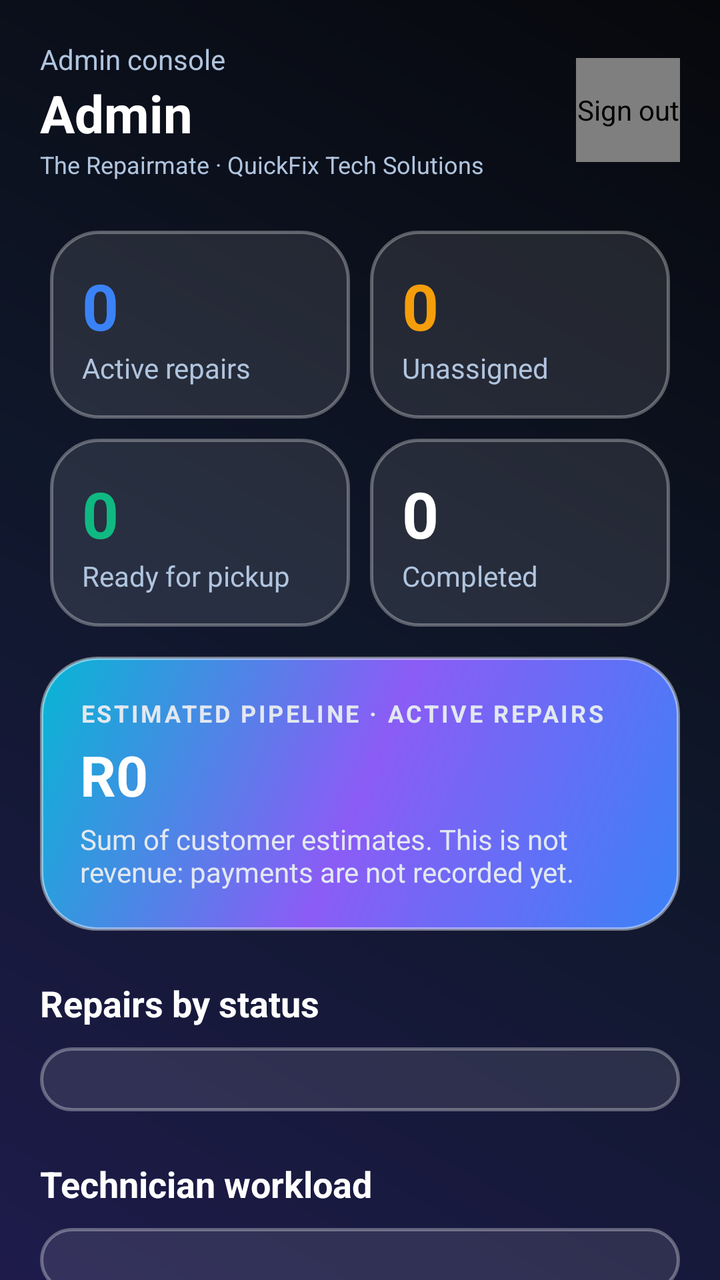
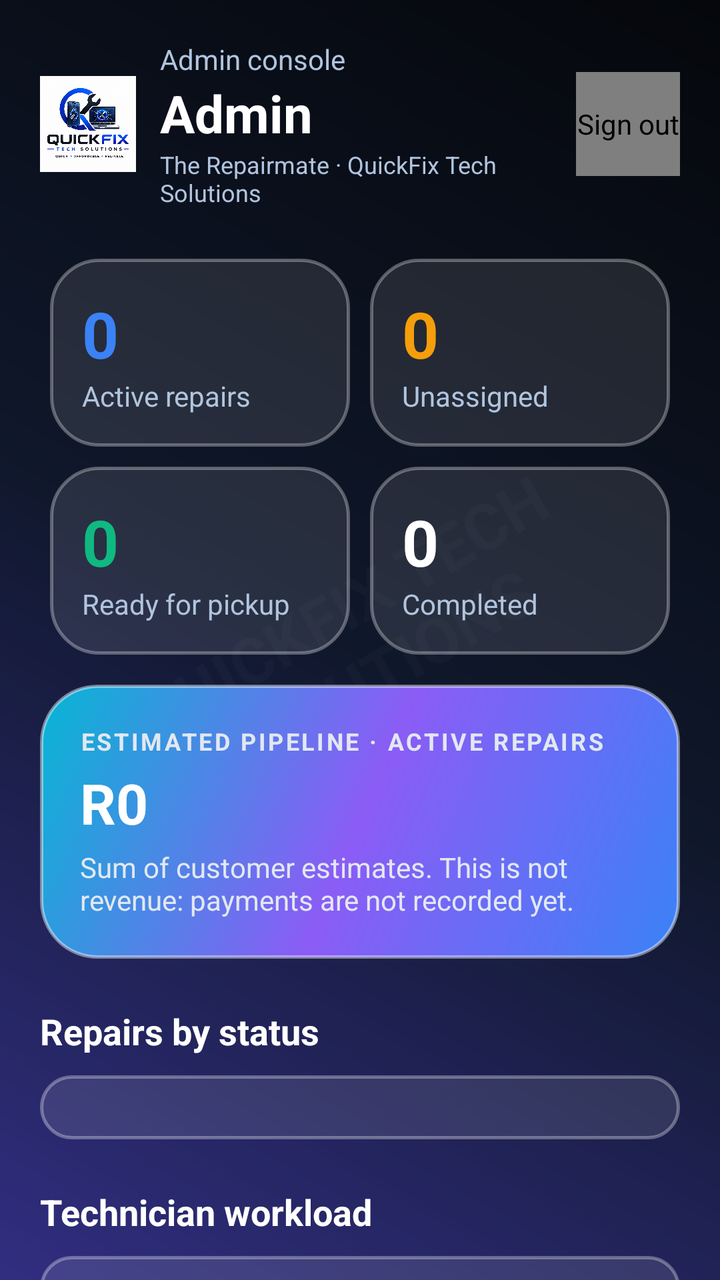

An Android layout rendered at two revisions. The XML below is the earlier revision; the diff shows what the commit changed to produce the second picture.
<!-- AndroidManifest.xml: application theme Theme.RepairMate -->
<!-- res/layout/activity_admin.xml -->
<?xml version="1.0" encoding="utf-8"?>
<ScrollView xmlns:android="http://schemas.android.com/apk/res/android"
    xmlns:app="http://schemas.android.com/apk/res-auto"
    android:layout_width="match_parent" android:layout_height="match_parent"
    android:fitsSystemWindows="true" android:scrollbars="none">
    <LinearLayout android:layout_width="match_parent" android:layout_height="wrap_content"
        android:orientation="vertical" android:padding="20dp">

        
        <LinearLayout android:layout_width="match_parent" android:layout_height="wrap_content"
            android:orientation="horizontal" android:gravity="center_vertical">
            <LinearLayout android:layout_width="0dp" android:layout_weight="1" android:layout_height="wrap_content" android:orientation="vertical">
                <TextView android:id="@+id/tvAdminGreeting" style="@style/Body" android:text="Admin console" />
                <TextView android:id="@+id/tvAdminName" style="@style/Heading" android:text="Admin" />
                <TextView style="@style/Body" android:text="The Repairmate · QuickFix Tech Solutions" android:textSize="12sp" />
            </LinearLayout>
            <com.example.therepairmate.ui.GlassIconView android:id="@+id/iconLogout" android:layout_width="52dp" android:layout_height="52dp"
                android:contentDescription="Sign out" app:glassIcon="@drawable/ic_logout" app:glassTint="#7B3FE4" />
        </LinearLayout>

        
        <GridLayout android:layout_width="match_parent" android:layout_height="wrap_content"
            android:columnCount="2" android:layout_marginTop="20dp">
            <LinearLayout android:layout_width="0dp" android:layout_columnWeight="1" android:layout_height="wrap_content"
                android:orientation="vertical" android:padding="16dp" android:layout_margin="5dp" android:background="@drawable/bg_glass_card">
                <TextView android:id="@+id/kActive" android:layout_width="wrap_content" android:layout_height="wrap_content"
                    android:text="0" android:textSize="32sp" android:textStyle="bold" android:textColor="@color/qf_blue" />
                <TextView style="@style/Body" android:text="Active repairs" />
            </LinearLayout>
            <LinearLayout android:layout_width="0dp" android:layout_columnWeight="1" android:layout_height="wrap_content"
                android:orientation="vertical" android:padding="16dp" android:layout_margin="5dp" android:background="@drawable/bg_glass_card">
                <TextView android:id="@+id/kUnassigned" android:layout_width="wrap_content" android:layout_height="wrap_content"
                    android:text="0" android:textSize="32sp" android:textStyle="bold" android:textColor="@color/qf_warning" />
                <TextView style="@style/Body" android:text="Unassigned" />
            </LinearLayout>
            <LinearLayout android:layout_width="0dp" android:layout_columnWeight="1" android:layout_height="wrap_content"
                android:orientation="vertical" android:padding="16dp" android:layout_margin="5dp" android:background="@drawable/bg_glass_card">
                <TextView android:id="@+id/kReady" android:layout_width="wrap_content" android:layout_height="wrap_content"
                    android:text="0" android:textSize="32sp" android:textStyle="bold" android:textColor="@color/qf_success" />
                <TextView style="@style/Body" android:text="Ready for pickup" />
            </LinearLayout>
            <LinearLayout android:layout_width="0dp" android:layout_columnWeight="1" android:layout_height="wrap_content"
                android:orientation="vertical" android:padding="16dp" android:layout_margin="5dp" android:background="@drawable/bg_glass_card">
                <TextView android:id="@+id/kCompleted" android:layout_width="wrap_content" android:layout_height="wrap_content"
                    android:text="0" android:textSize="32sp" android:textStyle="bold" android:textColor="@color/qf_white" />
                <TextView style="@style/Body" android:text="Completed" />
            </LinearLayout>
        </GridLayout>

        
        <LinearLayout android:layout_width="match_parent" android:layout_height="wrap_content"
            android:orientation="vertical" android:padding="20dp" android:layout_marginTop="10dp" android:background="@drawable/bg_hero">
            <TextView style="@style/Body" android:text="ESTIMATED PIPELINE · ACTIVE REPAIRS" android:textColor="@color/qf_text2"
                android:textSize="12sp" android:textStyle="bold" android:letterSpacing="0.1" />
            <TextView android:id="@+id/tvPipeline" style="@style/Heading" android:textSize="28sp" android:text="R0" android:layout_marginTop="4dp" />
            <TextView style="@style/Body" android:textColor="@color/qf_text2" android:layout_marginTop="4dp"
                android:text="Sum of customer estimates. This is not revenue: payments are not recorded yet." />
        </LinearLayout>

        <TextView style="@style/SectionTitle" android:text="Repairs by status" android:layout_marginTop="24dp" />
        <LinearLayout android:id="@+id/statusList" android:layout_width="match_parent" android:layout_height="wrap_content"
            android:orientation="vertical" android:padding="16dp" android:layout_marginTop="10dp" android:background="@drawable/bg_glass_card" />

        <TextView style="@style/SectionTitle" android:text="Technician workload" android:layout_marginTop="24dp" />
        <LinearLayout android:id="@+id/techList" android:layout_width="match_parent" android:layout_height="wrap_content"
            android:orientation="vertical" android:padding="16dp" android:layout_marginTop="10dp" android:background="@drawable/bg_glass_card" />

        <TextView style="@style/SectionTitle" android:text="Needs a technician" android:layout_marginTop="24dp" />
        <TextView android:id="@+id/tvAllAssigned" style="@style/Body" android:text="All active repairs are assigned." android:layout_marginTop="8dp" />
        <LinearLayout android:id="@+id/unassignedList" android:layout_width="match_parent" android:layout_height="wrap_content"
            android:orientation="vertical" android:layout_marginTop="10dp" />

        <Button android:id="@+id/btnManage" android:layout_width="match_parent" android:layout_height="56dp"
            android:layout_marginTop="16dp" android:text="Manage all repairs" android:background="@drawable/bg_button"
            app:backgroundTint="@null" android:textColor="@color/qf_white" android:textAllCaps="false" android:textSize="16sp" />
    </LinearLayout>
</ScrollView>
<!-- resources referenced by this layout -->
<resources>
  <color name="qf_blue">#3B82F6</color>
  <color name="qf_success">#10B981</color>
  <color name="qf_text2">#E2E8F0</color>
  <color name="qf_warning">#F59E0B</color>
  <color name="qf_white">#FFFFFF</color>
  <!-- drawable bg_button (drawable) -->
  <shape xmlns:android="http://schemas.android.com/apk/res/android">
      <gradient android:angle="45"
          android:startColor="#3B82F6"
          android:endColor="#8B5CF6" />
      <stroke android:width="1dp" android:color="#60FFFFFF" />
      <corners android:radius="18dp" />
  </shape>
  <!-- drawable bg_glass_card (drawable) -->
  <shape xmlns:android="http://schemas.android.com/apk/res/android">
      <solid android:color="#1AFFFFFF" />
      <stroke android:width="1.5dp" android:color="#50FFFFFF" />
      <corners android:radius="24dp" />
  </shape>
  <!-- drawable bg_hero (drawable) -->
  <shape xmlns:android="http://schemas.android.com/apk/res/android">
      <gradient android:angle="135"
          android:startColor="#3B82F6"
          android:centerColor="#8B5CF6"
          android:endColor="#06B6D4" />
      <corners android:radius="28dp" />
      <stroke android:width="1.5dp" android:color="#70FFFFFF" />
  </shape>
  <!-- drawable ic_logout (drawable) -->
  <vector xmlns:android="http://schemas.android.com/apk/res/android"
      android:width="24dp" android:height="24dp"
      android:viewportWidth="24" android:viewportHeight="24"
      android:tint="#FFFFFF">
      <path android:fillColor="#FFFFFF"
          android:pathData="M17,7l-1.41,1.41L18.17,11H8v2h10.17l-2.58,2.58L17,17l5,-5 -5,-5zM4,5h8V3H4C2.9,3 2,3.9 2,5v14c0,1.1 0.9,2 2,2h8v-2H4V5z" />
  </vector>
  <style name="Body">
          <item name="android:layout_width">wrap_content</item>
          <item name="android:layout_height">wrap_content</item>
          <item name="android:textColor">@color/qf_muted</item>
          <item name="android:textSize">14sp</item>
          <item name="android:windowAnimationStyle">@style/WindowAnim</item>
      </style>
  <style name="Heading">
          <item name="android:layout_width">wrap_content</item>
          <item name="android:layout_height">wrap_content</item>
          <item name="android:textColor">@color/qf_white</item>
          <item name="android:textSize">26sp</item>
          <item name="android:textStyle">bold</item>
      </style>
  <style name="SectionTitle">
          <item name="android:layout_width">wrap_content</item>
          <item name="android:layout_height">wrap_content</item>
          <item name="android:textColor">@color/qf_white</item>
          <item name="android:textSize">18sp</item>
          <item name="android:textStyle">bold</item>
      </style>
  <color name="qf_muted">#B0C4DE</color>
  <style name="WindowAnim" parent="@android:style/Animation.Activity">
          <item name="android:activityOpenEnterAnimation">@anim/slide_in_right</item>
          <item name="android:activityOpenExitAnimation">@anim/slide_out_left</item>
          <item name="android:activityCloseEnterAnimation">@anim/slide_in_left</item>
          <item name="android:activityCloseExitAnimation">@anim/slide_out_right</item>
      </style>
  <color name="qf_purple">#8B5CF6</color>
  <color name="qf_cyan">#06B6D4</color>
  <!-- drawable bg_app (drawable) -->
  <shape xmlns:android="http://schemas.android.com/apk/res/android">
      <gradient android:angle="225" android:type="linear"
          android:startColor="#07080C"
          android:centerColor="#0F172A"
          android:endColor="#1E1B4B" />
  </shape>
  <!-- unchanged entries left out for length: 1 -->
</resources>

<!-- the commit's change to res/layout/activity_admin.xml (unified diff, before → after) -->
@@ -1,77 +1,295 @@
 <?xml version="1.0" encoding="utf-8"?>
-<ScrollView xmlns:android="http://schemas.android.com/apk/res/android"
+<FrameLayout xmlns:android="http://schemas.android.com/apk/res/android"
     xmlns:app="http://schemas.android.com/apk/res-auto"
-    android:layout_width="match_parent" android:layout_height="match_parent"
-    android:fitsSystemWindows="true" android:scrollbars="none">
-    <LinearLayout android:layout_width="match_parent" android:layout_height="wrap_content"
-        android:orientation="vertical" android:padding="20dp">
-
-        
-        <LinearLayout android:layout_width="match_parent" android:layout_height="wrap_content"
-            android:orientation="horizontal" android:gravity="center_vertical">
-            <LinearLayout android:layout_width="0dp" android:layout_weight="1" android:layout_height="wrap_content" android:orientation="vertical">
-                <TextView android:id="@+id/tvAdminGreeting" style="@style/Body" android:text="Admin console" />
-                <TextView android:id="@+id/tvAdminName" style="@style/Heading" android:text="Admin" />
-                <TextView style="@style/Body" android:text="The Repairmate · QuickFix Tech Solutions" android:textSize="12sp" />
+    android:layout_width="match_parent"
+    android:layout_height="match_parent"
+    android:fitsSystemWindows="true">
+
+    
+    <TextView
+        android:layout_width="wrap_content"
+        android:layout_height="wrap_content"
+        android:layout_gravity="center"
+        android:text="QUICKFIX TECH SOLUTIONS"
+        android:textColor="#06FFFFFF"
+        android:textSize="32sp"
+        android:textStyle="bold"
+        android:rotation="-30"
+        android:gravity="center"
+        android:importantForAccessibility="no" />
+
+    <ScrollView
+        android:id="@+id/scrollView"
+        android:layout_width="match_parent"
+        android:layout_height="match_parent"
+        android:scrollbars="none">
+
+        <LinearLayout
+            android:layout_width="match_parent"
+            android:layout_height="wrap_content"
+            android:orientation="vertical"
+            android:padding="20dp">
+
+            
+            <LinearLayout
+                android:layout_width="match_parent"
+                android:layout_height="wrap_content"
+                android:orientation="horizontal"
+                android:gravity="center_vertical">
+
+                <ImageView
+                    android:layout_width="48dp"
+                    android:layout_height="48dp"
+                    android:src="@drawable/logo"
+                    android:layout_marginEnd="12dp"
+                    android:contentDescription="QuickFix logo" />
+
+                <LinearLayout
+                    android:layout_width="0dp"
+                    android:layout_weight="1"
+                    android:layout_height="wrap_content"
+                    android:orientation="vertical">
+
+                    <TextView
+                        android:id="@+id/tvAdminGreeting"
+                        style="@style/Body"
+                        android:text="Admin console" />
+
+                    <TextView
+                        android:id="@+id/tvAdminName"
+                        style="@style/Heading"
+                        android:text="Admin" />
+
+                    <TextView
+                        style="@style/Body"
+                        android:text="The Repairmate · QuickFix Tech Solutions"
+                        android:textSize="12sp" />
+                </LinearLayout>
+
+                <com.example.therepairmate.ui.GlassIconView
+                    android:id="@+id/iconLogout"
+                    android:layout_width="52dp"
+                    android:layout_height="52dp"
+                    android:contentDescription="Sign out"
+                    app:glassIcon="@drawable/ic_logout"
+                    app:glassTint="#7B3FE4" />
             </LinearLayout>
-            <com.example.therepairmate.ui.GlassIconView android:id="@+id/iconLogout" android:layout_width="52dp" android:layout_height="52dp"
-                android:contentDescription="Sign out" app:glassIcon="@drawable/ic_logout" app:glassTint="#7B3FE4" />
+
+            
+            <GridLayout
+                android:layout_width="match_parent"
+                android:layout_height="wrap_content"
+                android:columnCount="2"
+                android:layout_marginTop="20dp">
+
+                <LinearLayout
+                    android:id="@+id/cardActive"
+                    android:layout_width="0dp"
+                    android:layout_columnWeight="1"
+                    android:layout_height="wrap_content"
+                    android:orientation="vertical"
+                    android:padding="16dp"
+                    android:layout_margin="5dp"
+                    android:background="@drawable/bg_glass_card"
+                    android:clickable="true"
+                    android:focusable="true">
+
+                    <TextView
+                        android:id="@+id/kActive"
+                        android:layout_width="wrap_content"
+                        android:layout_height="wrap_content"
+                        android:text="0"
+                        android:textSize="32sp"
+                        android:textStyle="bold"
+                        android:textColor="@color/qf_blue" />
+
+                    <TextView
+                        style="@style/Body"
+                        android:text="Active repairs" />
+                </LinearLayout>
+
+                <LinearLayout
+                    android:id="@+id/cardUnassigned"
+                    android:layout_width="0dp"
+                    android:layout_columnWeight="1"
+                    android:layout_height="wrap_content"
+                    android:orientation="vertical"
+                    android:padding="16dp"
+                    android:layout_margin="5dp"
+                    android:background="@drawable/bg_glass_card"
+                    android:clickable="true"
+                    android:focusable="true">
+
+                    <TextView
+                        android:id="@+id/kUnassigned"
+                        android:layout_width="wrap_content"
+                        android:layout_height="wrap_content"
+                        android:text="0"
+                        android:textSize="32sp"
+                        android:textStyle="bold"
+                        android:textColor="@color/qf_warning" />
+
+                    <TextView
+                        style="@style/Body"
+                        android:text="Unassigned" />
+                </LinearLayout>
+
+                <LinearLayout
+                    android:id="@+id/cardReady"
+                    android:layout_width="0dp"
+                    android:layout_columnWeight="1"
+                    android:layout_height="wrap_content"
+                    android:orientation="vertical"
+                    android:padding="16dp"
+                    android:layout_margin="5dp"
+                    android:background="@drawable/bg_glass_card"
+                    android:clickable="true"
+                    android:focusable="true">
+
+                    <TextView
+                        android:id="@+id/kReady"
+                        android:layout_width="wrap_content"
+                        android:layout_height="wrap_content"
+                        android:text="0"
+                        android:textSize="32sp"
+                        android:textStyle="bold"
+                        android:textColor="@color/qf_success" />
+
+                    <TextView
+                        style="@style/Body"
+                        android:text="Ready for pickup" />
+                </LinearLayout>
+
+                <LinearLayout
+                    android:id="@+id/cardCompleted"
+                    android:layout_width="0dp"
+                    android:layout_columnWeight="1"
+                    android:layout_height="wrap_content"
+                    android:orientation="vertical"
+                    android:padding="16dp"
+                    android:layout_margin="5dp"
+                    android:background="@drawable/bg_glass_card"
+                    android:clickable="true"
+                    android:focusable="true">
+
+                    <TextView
+                        android:id="@+id/kCompleted"
+                        android:layout_width="wrap_content"
+                        android:layout_height="wrap_content"
+                        android:text="0"
+                        android:textSize="32sp"
+                        android:textStyle="bold"
+                        android:textColor="@color/qf_white" />
+
+                    <TextView
+                        style="@style/Body"
+                        android:text="Completed" />
+                </LinearLayout>
+
+            </GridLayout>
+
+            
+            <LinearLayout
+                android:layout_width="match_parent"
+                android:layout_height="wrap_content"
+                android:orientation="vertical"
+                android:padding="20dp"
+                android:layout_marginTop="10dp"
+                android:background="@drawable/bg_hero">
+
+                <TextView
+                    style="@style/Body"
+                    android:text="ESTIMATED PIPELINE · ACTIVE REPAIRS"
+                    android:textColor="@color/qf_text2"
+                    android:textSize="12sp"
+                    android:textStyle="bold"
+                    android:letterSpacing="0.1" />
+
+                <TextView
+                    android:id="@+id/tvPipeline"
+                    style="@style/Heading"
+                    android:textSize="28sp"
+                    android:text="R0"
+                    android:layout_marginTop="4dp" />
+
+                <TextView
+                    style="@style/Body"
+                    android:textColor="@color/qf_text2"
+                    android:layout_marginTop="4dp"
+                    android:text="Sum of customer estimates. This is not revenue: payments are not recorded yet." />
+            </LinearLayout>
+
+            <TextView
+                style="@style/SectionTitle"
+                android:text="Repairs by status"
+                android:layout_marginTop="24dp" />
+
+            <LinearLayout
+                android:id="@+id/statusList"
+                android:layout_width="match_parent"
+                android:layout_height="wrap_content"
+                android:orientation="vertical"
+                android:padding="16dp"
+                android:layout_marginTop="10dp"
+                android:background="@drawable/bg_glass_card" />
+
+            <TextView
+                style="@style/SectionTitle"
+                android:text="Technician workload"
+                android:layout_marginTop="24dp" />
+
+            <LinearLayout
+                android:id="@+id/techList"
+                android:layout_width="match_parent"
+                android:layout_height="wrap_content"
+                android:orientation="vertical"
+                android:padding="16dp"
+                android:layout_marginTop="10dp"
+                android:background="@drawable/bg_glass_card" />
+
+            <TextView
+                style="@style/SectionTitle"
+                android:text="Needs a technician"
+                android:layout_marginTop="24dp" />
+
+            <TextView
+                android:id="@+id/tvAllAssigned"
+                style="@style/Body"
+                android:text="All active repairs are assigned."
+                android:layout_marginTop="8dp" />
+
+            <LinearLayout
+                android:id="@+id/unassignedList"
+                android:layout_width="match_parent"
+                android:layout_height="wrap_content"
+                android:orientation="vertical"
+                android:layout_marginTop="10dp" />
+
+            <Button
+                android:id="@+id/btnManage"
+                android:layout_width="match_parent"
+                android:layout_height="56dp"
+                android:layout_marginTop="16dp"
+                android:text="Manage all repairs"
+                android:background="@drawable/bg_button"
+                app:backgroundTint="@null"
+                android:textColor="@color/qf_white"
+                android:textAllCaps="false"
+                android:textSize="16sp" />
+
+            <Button
+                android:id="@+id/btnPhoneSpecs"
+                android:layout_width="match_parent"
+                android:layout_height="56dp"
+                android:layout_marginTop="12dp"
+                android:text="Phone Specifications Explorer"
+                android:background="@drawable/bg_glass_card"
+                app:backgroundTint="@null"
+                android:textColor="@color/qf_white"
+                android:textAllCaps="false"
+                android:textSize="16sp" />
+
         </LinearLayout>
-
-        
-        <GridLayout android:layout_width="match_parent" android:layout_height="wrap_content"
-            android:columnCount="2" android:layout_marginTop="20dp">
-            <LinearLayout android:layout_width="0dp" android:layout_columnWeight="1" android:layout_height="wrap_content"
-                android:orientation="vertical" android:padding="16dp" android:layout_margin="5dp" android:background="@drawable/bg_glass_card">
-                <TextView android:id="@+id/kActive" android:layout_width="wrap_content" android:layout_height="wrap_content"
-                    android:text="0" android:textSize="32sp" android:textStyle="bold" android:textColor="@color/qf_blue" />
-                <TextView style="@style/Body" android:text="Active repairs" />
-            </LinearLayout>
-            <LinearLayout android:layout_width="0dp" android:layout_columnWeight="1" android:layout_height="wrap_content"
-                android:orientation="vertical" android:padding="16dp" android:layout_margin="5dp" android:background="@drawable/bg_glass_card">
-                <TextView android:id="@+id/kUnassigned" android:layout_width="wrap_content" android:layout_height="wrap_content"
-                    android:text="0" android:textSize="32sp" android:textStyle="bold" android:textColor="@color/qf_warning" />
-                <TextView style="@style/Body" android:text="Unassigned" />
-            </LinearLayout>
-            <LinearLayout android:layout_width="0dp" android:layout_columnWeight="1" android:layout_height="wrap_content"
-                android:orientation="vertical" android:padding="16dp" android:layout_margin="5dp" android:background="@drawable/bg_glass_card">
-                <TextView android:id="@+id/kReady" android:layout_width="wrap_content" android:layout_height="wrap_content"
-                    android:text="0" android:textSize="32sp" android:textStyle="bold" android:textColor="@color/qf_success" />
-                <TextView style="@style/Body" android:text="Ready for pickup" />
-            </LinearLayout>
-            <LinearLayout android:layout_width="0dp" android:layout_columnWeight="1" android:layout_height="wrap_content"
-                android:orientation="vertical" android:padding="16dp" android:layout_margin="5dp" android:background="@drawable/bg_glass_card">
-                <TextView android:id="@+id/kCompleted" android:layout_width="wrap_content" android:layout_height="wrap_content"
-                    android:text="0" android:textSize="32sp" android:textStyle="bold" android:textColor="@color/qf_white" />
-                <TextView style="@style/Body" android:text="Completed" />
-            </LinearLayout>
-        </GridLayout>
-
-        
-        <LinearLayout android:layout_width="match_parent" android:layout_height="wrap_content"
-            android:orientation="vertical" android:padding="20dp" android:layout_marginTop="10dp" android:background="@drawable/bg_hero">
-            <TextView style="@style/Body" android:text="ESTIMATED PIPELINE · ACTIVE REPAIRS" android:textColor="@color/qf_text2"
-                android:textSize="12sp" android:textStyle="bold" android:letterSpacing="0.1" />
-            <TextView android:id="@+id/tvPipeline" style="@style/Heading" android:textSize="28sp" android:text="R0" android:layout_marginTop="4dp" />
-            <TextView style="@style/Body" android:textColor="@color/qf_text2" android:layout_marginTop="4dp"
-                android:text="Sum of customer estimates. This is not revenue: payments are not recorded yet." />
-        </LinearLayout>
-
-        <TextView style="@style/SectionTitle" android:text="Repairs by status" android:layout_marginTop="24dp" />
-        <LinearLayout android:id="@+id/statusList" android:layout_width="match_parent" android:layout_height="wrap_content"
-            android:orientation="vertical" android:padding="16dp" android:layout_marginTop="10dp" android:background="@drawable/bg_glass_card" />
-
-        <TextView style="@style/SectionTitle" android:text="Technician workload" android:layout_marginTop="24dp" />
-        <LinearLayout android:id="@+id/techList" android:layout_width="match_parent" android:layout_height="wrap_content"
-            android:orientation="vertical" android:padding="16dp" android:layout_marginTop="10dp" android:background="@drawable/bg_glass_card" />
-
-        <TextView style="@style/SectionTitle" android:text="Needs a technician" android:layout_marginTop="24dp" />
-        <TextView android:id="@+id/tvAllAssigned" style="@style/Body" android:text="All active repairs are assigned." android:layout_marginTop="8dp" />
-        <LinearLayout android:id="@+id/unassignedList" android:layout_width="match_parent" android:layout_height="wrap_content"
-            android:orientation="vertical" android:layout_marginTop="10dp" />
-
-        <Button android:id="@+id/btnManage" android:layout_width="match_parent" android:layout_height="56dp"
-            android:layout_marginTop="16dp" android:text="Manage all repairs" android:background="@drawable/bg_button"
-            app:backgroundTint="@null" android:textColor="@color/qf_white" android:textAllCaps="false" android:textSize="16sp" />
-    </LinearLayout>
-</ScrollView>
+    </ScrollView>
+
+</FrameLayout>
<!-- resource entries referenced after the edit -->
@@ -36,6 +36,7 @@
       <path android:fillColor="#FFFFFF"
           android:pathData="M17,7l-1.41,1.41L18.17,11H8v2h10.17l-2.58,2.58L17,17l5,-5 -5,-5zM4,5h8V3H4C2.9,3 2,3.9 2,5v14c0,1.1 0.9,2 2,2h8v-2H4V5z" />
   </vector>
+  <!-- drawable logo: png bitmap (drawable, 884314 bytes) -->
   <style name="Body">
           <item name="android:layout_width">wrap_content</item>
           <item name="android:layout_height">wrap_content</item>
@@ -69,9 +70,9 @@
   <!-- drawable bg_app (drawable) -->
   <shape xmlns:android="http://schemas.android.com/apk/res/android">
       <gradient android:angle="225" android:type="linear"
-          android:startColor="#07080C"
+          android:startColor="#05070B"
           android:centerColor="#0F172A"
-          android:endColor="#1E1B4B" />
+          android:endColor="#312E81" />
   </shape>
   <!-- unchanged entries left out for length: 1 -->
 </resources>
